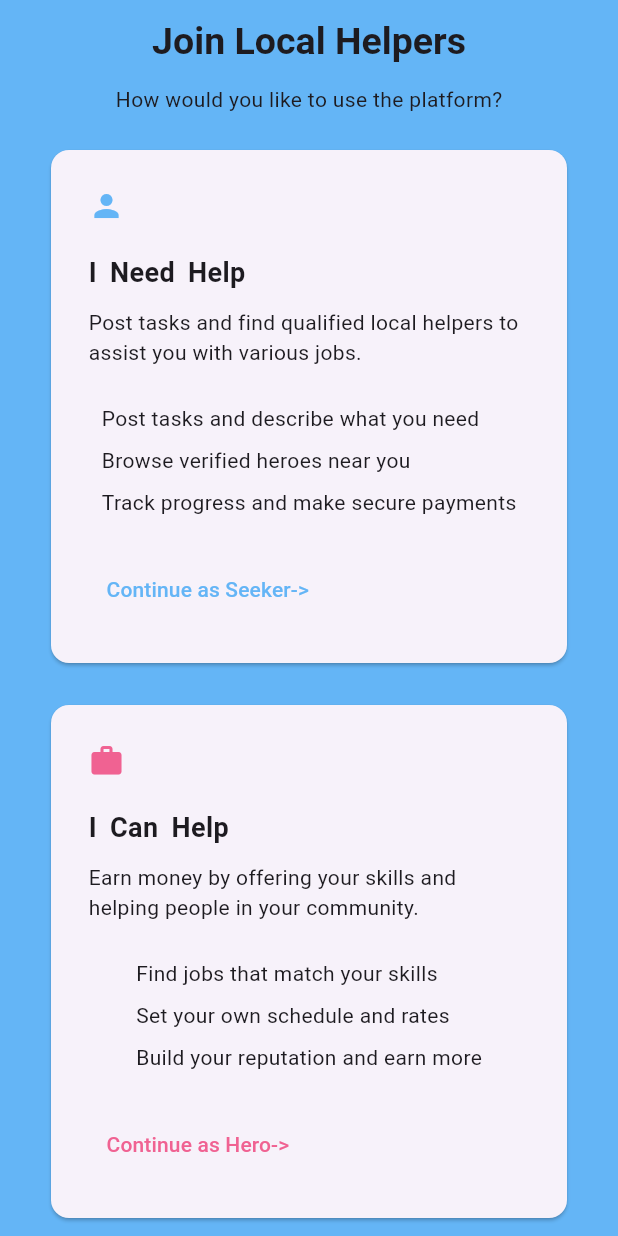
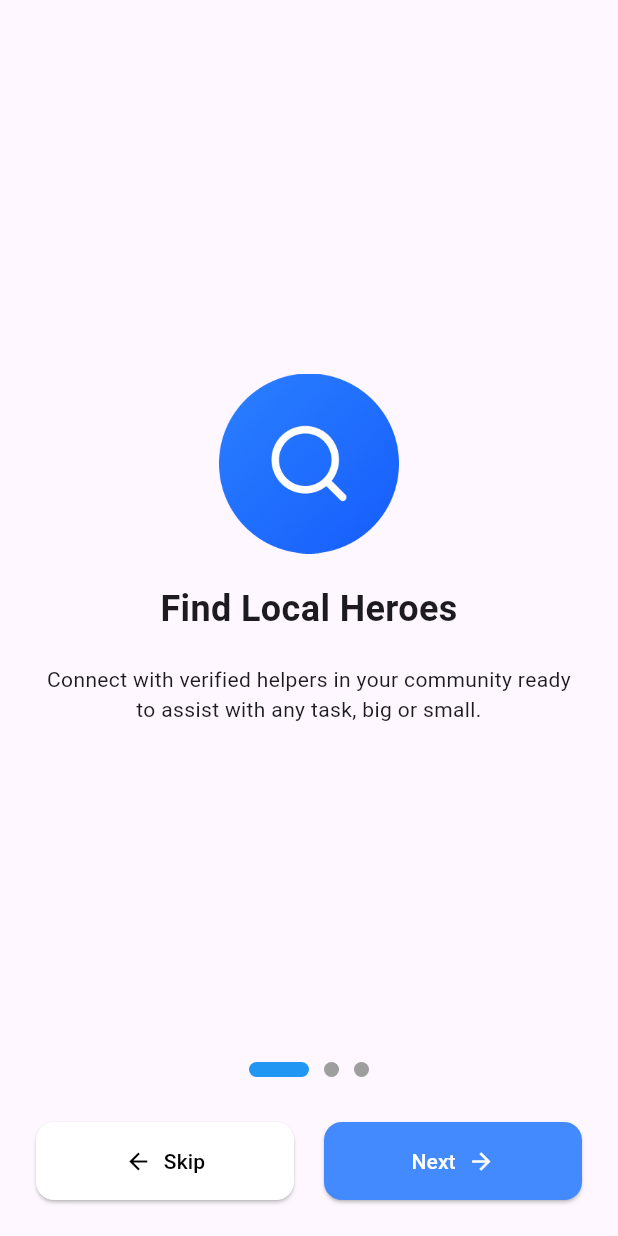
Before and after one commit to Wlszn/localheroes, a Flutter app: the screen it shows after launch, on a phone screen of 412 x 824 dp. Run offline on Flutter 3.47's test engine with Material 3 defaults, Android fonts, the phone set to English and light mode, and no system bars; our stand-ins replace cloud_firestore, firebase_auth, firebase_core, splashscreen; accounts and stored records are empty.

Commit message:
First Initial Screen
First initial screen has been implemented

```diff
--- /dev/null
+++ b/lib/Screens/find_screen.dart
@@ -0,0 +1,96 @@
+import 'package:flutter/material.dart';
+import '../Screens/role_screen.dart';
+import '../Widgets/intial_screen_indicator.dart';
+
+class FindScreen extends StatelessWidget {
+  const FindScreen({super.key});
+
+  @override
+  Widget build(BuildContext context) {
+    return Scaffold(
+      body: Padding(
+        padding: const EdgeInsets.all(24),
+        child: Column(
+          // mainAxisAlignment: MainAxisAlignment.spaceBetween,
+          children: [
+            Expanded(
+              child: Column(
+                mainAxisAlignment: MainAxisAlignment.center,
+                children: [
+                  Image.asset(
+                    'assets/search.png',
+                    height: 120,
+                    width: 120,
+                  ),
+                  SizedBox(height: 20),
+                  Text(
+                    'Find Local Heroes',
+                    style: TextStyle(fontWeight: FontWeight.bold, fontSize: 24),
+                    textAlign: TextAlign.center,
+                  ),
+                  SizedBox(height: 20),
+                  Text(
+                    'Connect with verified helpers in your community ready to assist with any task, big or small.',
+                    textAlign: TextAlign.center,
+                  ),
+                ],
+              ),
+            ),
+
+            Row(
+              mainAxisAlignment: MainAxisAlignment.center,
+              children: [
+                IndicatorDot(active: true),
+                IndicatorDot(active: false),
+                IndicatorDot(active: false),
+              ],
+            ),
+
+            SizedBox(height: 30,),
+
+            Row(
+              children: [
+                Expanded(
+                  child: ElevatedButton.icon(
+                    onPressed: () {
+                      Navigator.push(context, MaterialPageRoute(builder: (context) => Rolescreen()));
+                    },
+                    icon: const Icon(Icons.arrow_back),
+                    label: const Text("Skip"),
+                    style: ElevatedButton.styleFrom(
+                      backgroundColor: Colors.white,
+                      foregroundColor: Colors.black,
+                      padding: const EdgeInsets.all(16),
+                      shape: RoundedRectangleBorder(
+                        borderRadius: BorderRadius.circular(12),
+                      ),
+                    ),
+                  ),
+                ),
+
+                SizedBox(width: 20),
+
+                Expanded(
+                  child: ElevatedButton.icon(
+                    onPressed: () {},
+                    icon: Icon(Icons.arrow_forward),
+                    iconAlignment: IconAlignment.end,
+                    label: Text("Next"),
+                    style: ElevatedButton.styleFrom(
+                      backgroundColor: Colors.blueAccent,
+                      foregroundColor: Colors.white,
+                      padding: EdgeInsets.all(16),
+                      shape: RoundedRectangleBorder(
+                        borderRadius: BorderRadius.circular(12),
+                      ),
+                    ),
+                  ),
+                ),
+              ],
+            ),
+          ],
+        ),
+      ),
+    );
+  }
+}
--- a/lib/Screens/splashscreen.dart
+++ b/lib/Screens/splashscreen.dart
@@ -4,6 +4,7 @@ import 'main_screen.dart';
 import 'role_screen.dart';
 import 'register_screen.dart';
 import 'login_screen.dart';
+import 'find_screen.dart';
 //Code for Splash screen
 
 class Splashscreen extends StatefulWidget {
@@ -19,7 +20,7 @@ class _SplashscreenState extends State<Splashscreen> {
     return Center(
       child: SplashScreen(
         seconds: 5,
-        navigateAfterSeconds: Rolescreen(),
+        navigateAfterSeconds: FindScreen(),
         title: Text(''),
         backgroundColor: Colors.blueAccent,
         image: Image.asset('assets/logo.png'),
--- /dev/null
+++ b/lib/Widgets/intial_screen_indicator.dart
@@ -0,0 +1,19 @@
+import 'package:flutter/material.dart';
+
+class IndicatorDot extends StatelessWidget {
+  const IndicatorDot({super.key, required this.active});
+  final bool active;
+
+  @override
+  Widget build(BuildContext context) {
+    return Container(
+      margin: const EdgeInsets.symmetric(horizontal: 5),
+      width: active ? 40 : 10,
+      height: 10,
+      decoration: BoxDecoration(
+        color: active ? Colors.blue : Colors.grey,
+        borderRadius: BorderRadius.circular(6),
+      ),
+    );
+  }
+}
--- a/pubspec.yaml
+++ b/pubspec.yaml
@@ -66,6 +66,7 @@ flutter:
   assets:
       - assets/logo.png
       - assets/minilogo.png
+      - assets/
 
   # An image asset can refer to one or more resolution-specific "variants", see
   # https://flutter.dev/to/resolution-aware-images
```
Also changed, not shown: assets/dollar.png (added), assets/search.png (added), assets/secure.png (added), lib/firebase_options.dart, pubspec.lock.
